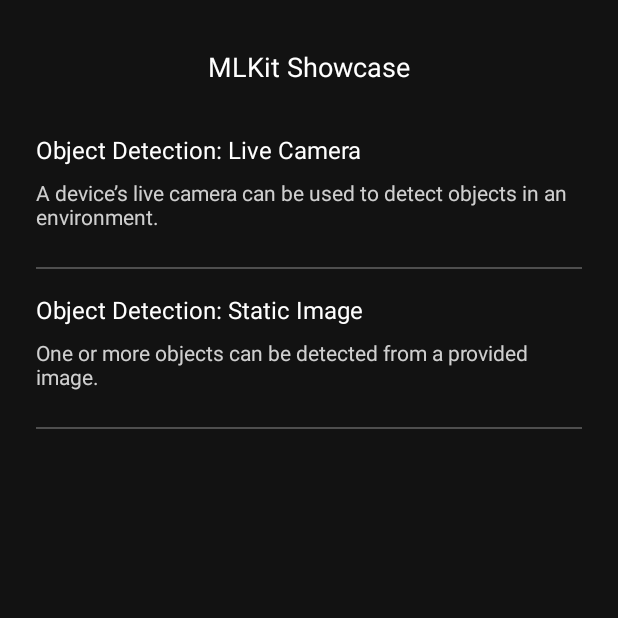
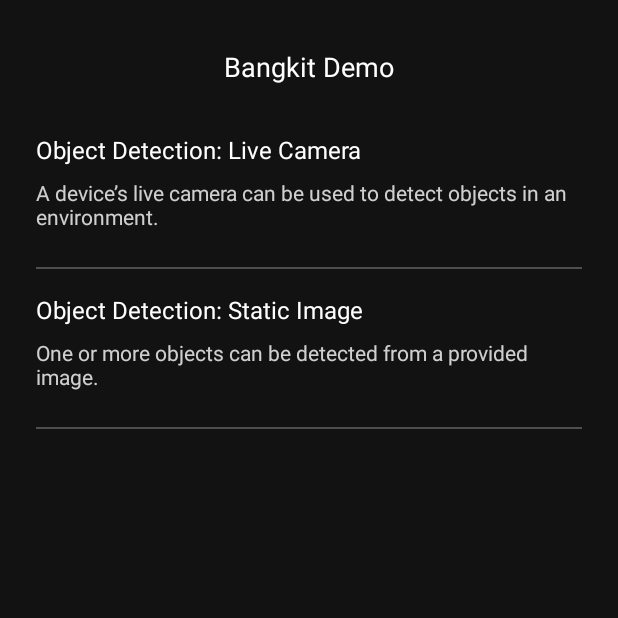
Before and after one commit to esafirm/bangkit-image-classifier-example, an Android app: the screen it shows after launch (MainActivity), on a phone screen of 412 x 824 dp, the top half of it. Run offline under Robolectric (Android 15) with nearby library versions, the light colour scheme and no system bars.

Commit message:
Change app name

```diff
--- a/app/src/main/res/values/strings.xml
+++ b/app/src/main/res/values/strings.xml
@@ -1,6 +1,6 @@
 <?xml version="1.0" encoding="utf-8"?>
 <resources>
-  <string name="app_name">MLKit Showcase</string>
+  <string name="app_name">Bangkit Demo</string>
 
   <string name="entry_java_title">Java</string>
   <string name="entry_java_subtitle">Run the MLKit Showcase written in Java.</string>
```
